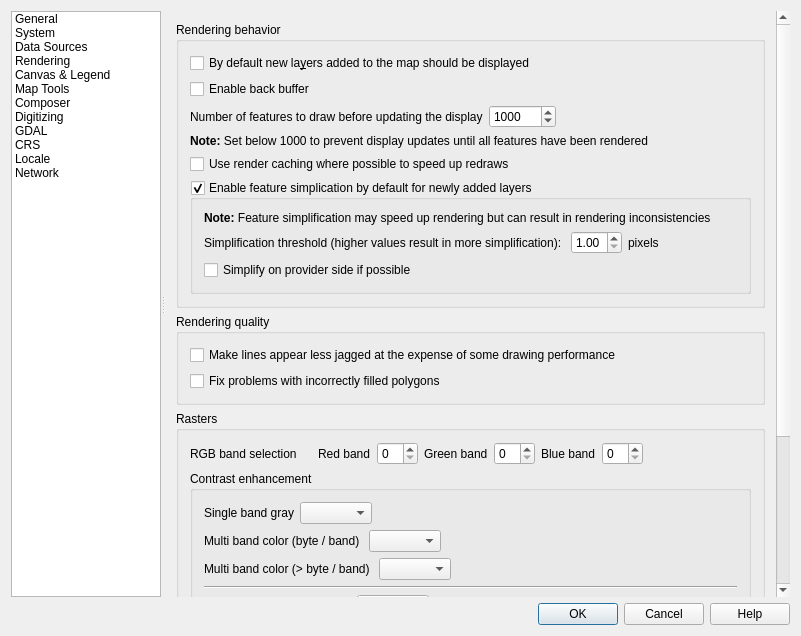
This is src/ui/qgsoptionsbase.ui in qgis/QGIS as Qt 5 draws it before an edit. The edited form follows.
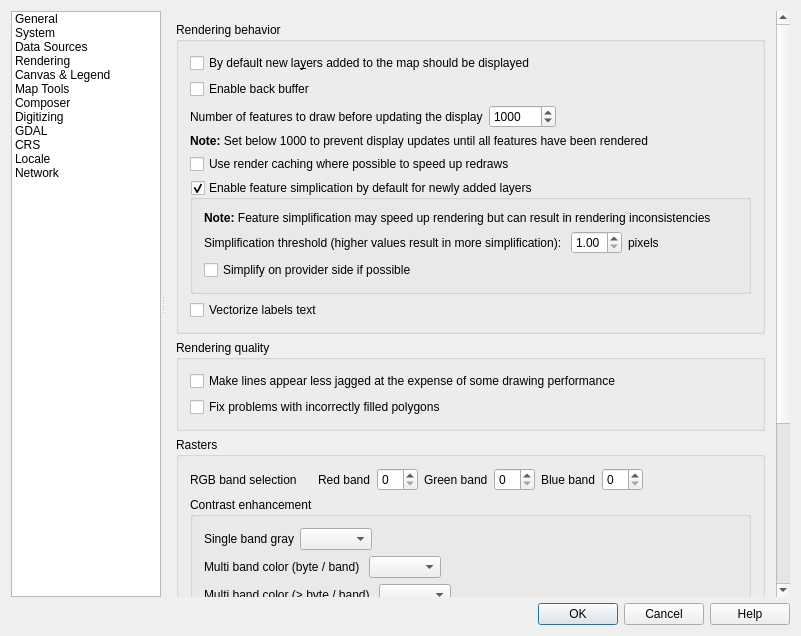
This is the edited form. The open tabs and pages were chosen to show the change. Icons and pictures are not drawn. Custom widgets are drawn as their Qt base class.

Commit message: fix #3975 added option to vectorize label text

What changed in the file:
```diff
--- a/src/ui/qgsoptionsbase.ui
+++ b/src/ui/qgsoptionsbase.ui
@@ -1713,6 +1713,13 @@
                     </layout>
                    </widget>
                   </item>
+                  <item row="6" column="0">
+                   <widget class="QCheckBox" name="chkVectorizeLabelText">
+                    <property name="text">
+                     <string>Vectorize labels text</string>
+                    </property>
+                   </widget>
+                  </item>
                  </layout>
                 </widget>
                </item>
```
The commit also changes 3 other files.
